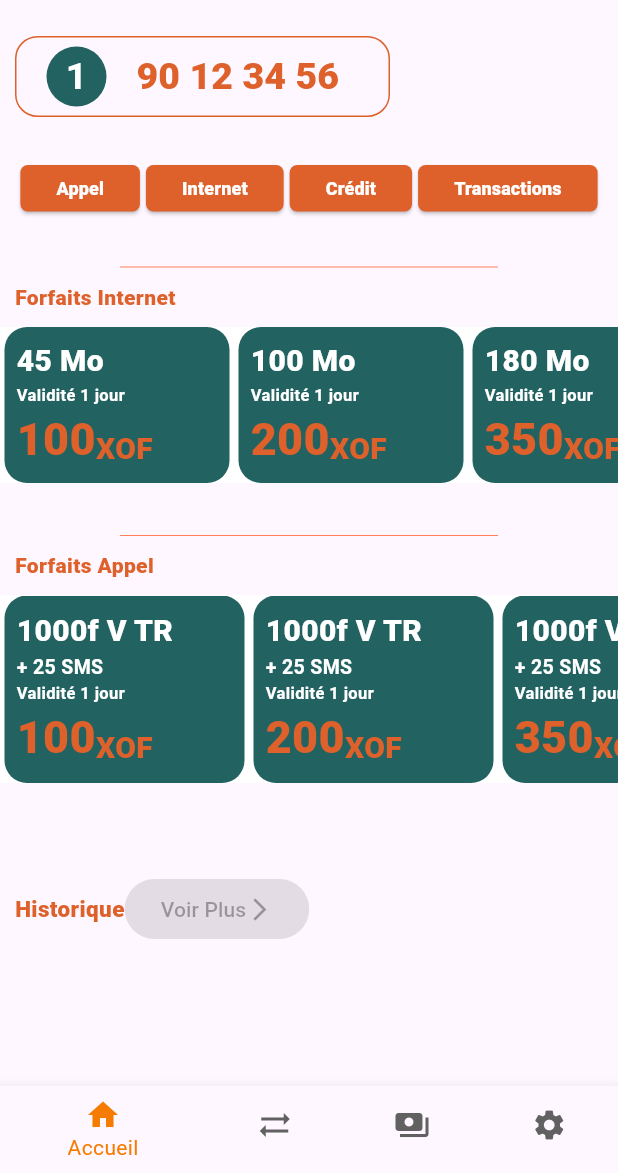
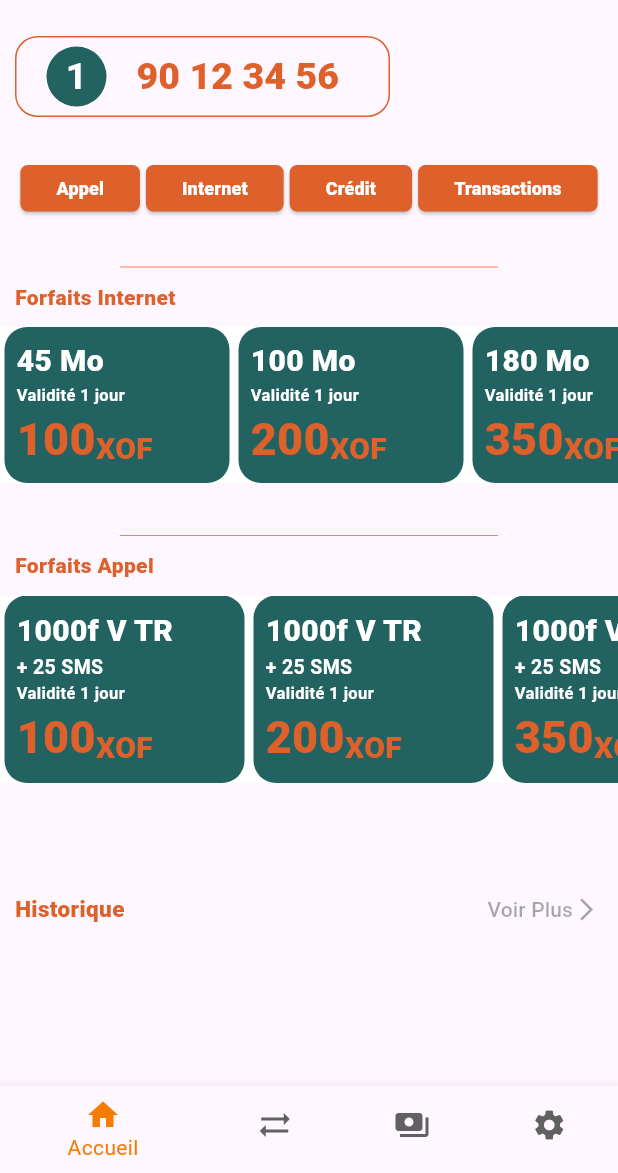
Before and after one commit to MyriadeAdm/ussd_app, a Flutter app: the screen it shows after launch, on a phone screen of 412 x 824 dp, the part 63-1236 px from its top. Run offline on Flutter 3.47's test engine with Material 3 defaults, Android fonts, the light colour scheme and no system bars.

Commit message:
add spacer

```diff
--- a/lib/home.dart
+++ b/lib/home.dart
@@ -428,8 +428,8 @@ class _MyHomePageState extends State<MyHomePage> {
                       fontSize: 15,
                       color: Color.fromRGBO(222, 97, 43, 5)),
                 ),
-
-                ElevatedButton(
+                Spacer(),
+                TextButton(
                     onPressed: null,
                     child: Row(
                       children: [
```
Lines whose indentation alone changed are shown as unchanged.
